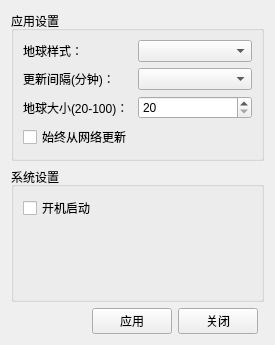
First picture: the form in src/config.ui, repository Pylogmon/earth_wallpaper, before the edit.
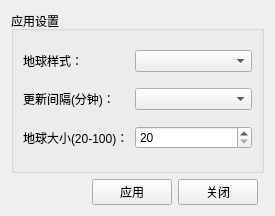
Second picture: the form after the edit.

Commit message: 删除无用设置项

What changed in the file:
```diff
--- a/src/config.ui
+++ b/src/config.ui
@@ -7,55 +7,13 @@
     <x>0</x>
     <y>0</y>
     <width>275</width>
-    <height>345</height>
+    <height>216</height>
    </rect>
   </property>
   <property name="windowTitle">
    <string>设置</string>
   </property>
   <layout class="QGridLayout" name="gridLayout_3">
-   <item row="1" column="0" colspan="4">
-    <widget class="QGroupBox" name="groupBox">
-     <property name="title">
-      <string>系统设置</string>
-     </property>
-     <layout class="QGridLayout" name="gridLayout">
-      <item row="0" column="0">
-       <widget class="QCheckBox" name="startWithSystem">
-        <property name="text">
-         <string>开机启动</string>
-        </property>
-       </widget>
-      </item>
-      <item row="0" column="1">
-       <spacer name="horizontalSpacer">
-        <property name="orientation">
-         <enum>Qt::Horizontal</enum>
-        </property>
-        <property name="sizeHint" stdset="0">
-         <size>
-          <width>160</width>
-          <height>20</height>
-         </size>
-        </property>
-       </spacer>
-      </item>
-      <item row="1" column="0">
-       <spacer name="verticalSpacer">
-        <property name="orientation">
-         <enum>Qt::Vertical</enum>
-        </property>
-        <property name="sizeHint" stdset="0">
-         <size>
-          <width>20</width>
-          <height>135</height>
-         </size>
-        </property>
-       </spacer>
-      </item>
-     </layout>
-    </widget>
-   </item>
    <item row="0" column="0" colspan="4">
     <widget class="QGroupBox" name="groupBox_2">
      <property name="title">
@@ -106,17 +64,10 @@
         </property>
        </widget>
       </item>
-      <item row="3" column="0">
-       <widget class="QCheckBox" name="alwaysUpdate">
-        <property name="text">
-         <string>始终从网络更新</string>
-        </property>
-       </widget>
-      </item>
      </layout>
     </widget>
    </item>
-   <item row="2" column="0">
+   <item row="1" column="0">
     <spacer name="horizontalSpacer_2">
      <property name="orientation">
       <enum>Qt::Horizontal</enum>
@@ -129,20 +80,20 @@
      </property>
     </spacer>
    </item>
-   <item row="2" column="2">
-    <widget class="QPushButton" name="close">
-     <property name="text">
-      <string>关闭</string>
-     </property>
-    </widget>
-   </item>
-   <item row="2" column="1">
+   <item row="1" column="1">
     <widget class="QPushButton" name="apply">
      <property name="text">
       <string>应用</string>
      </property>
     </widget>
    </item>
+   <item row="1" column="2">
+    <widget class="QPushButton" name="close">
+     <property name="text">
+      <string>关闭</string>
+     </property>
+    </widget>
+   </item>
   </layout>
  </widget>
  <resources/>
```
Left out of the diff: 20 changed lines with no effect on the pictures. The commit also changes 3 other files.
